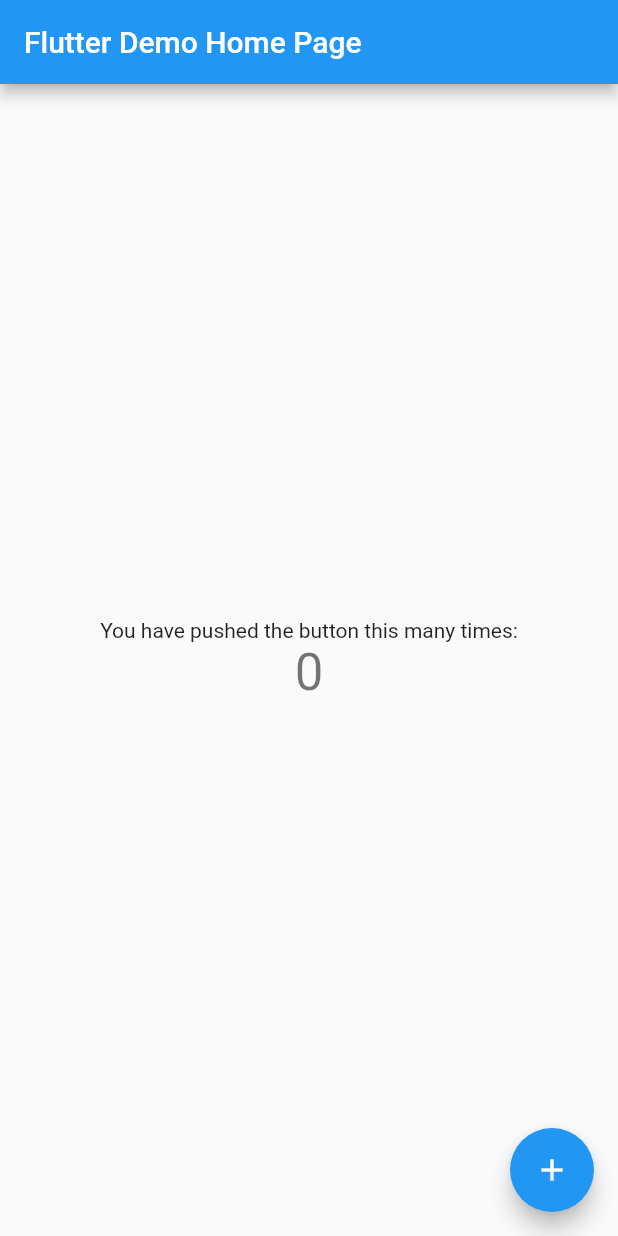
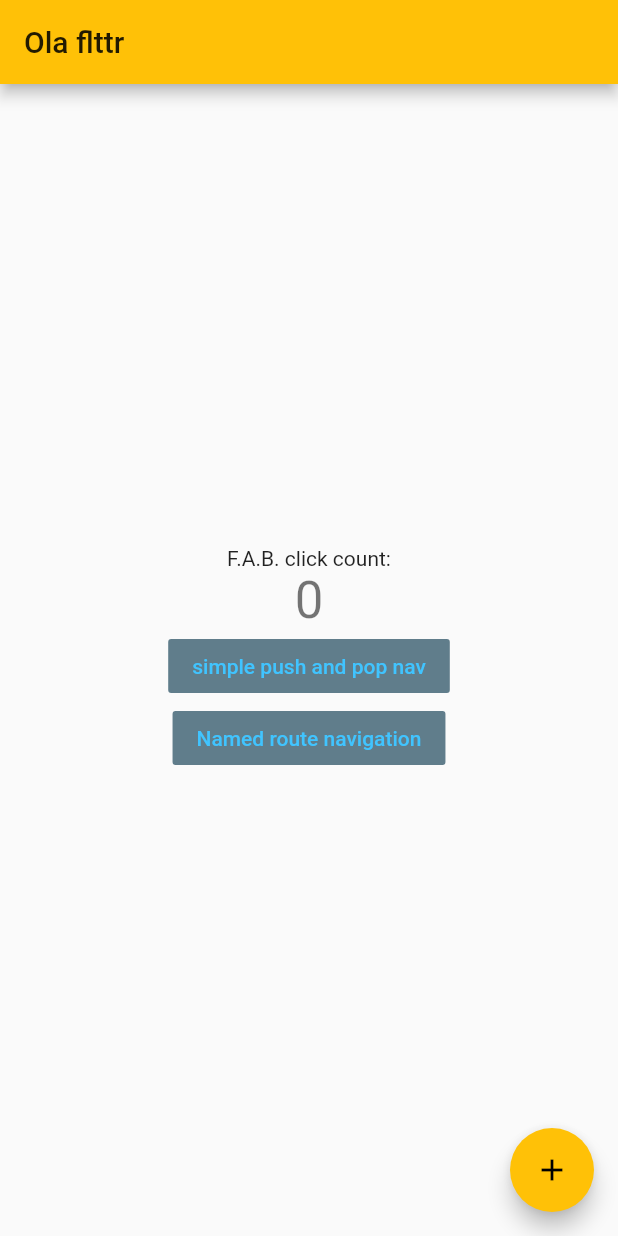
Before and after one commit to allanrcastro/flutter-masters, a Flutter app: the screen it shows after launch, on a phone screen of 412 x 824 dp. Run offline on Flutter 3.47's test engine with Material 2 defaults, Android fonts, the phone set to English and light mode, and no system bars.

Commit message:
added routes

```diff
--- a/flutter_masters/lib/main.dart
+++ b/flutter_masters/lib/main.dart
@@ -18,14 +18,24 @@ class MyApp extends StatelessWidget {
         // or simply save your changes to "hot reload" in a Flutter IDE).
         // Notice that the counter didn't reset back to zero; the application
         // is not restarted.
-        primarySwatch: Colors.blue,
+        primarySwatch: Colors.amber,
       ),
-      home: MyHomePage(title: 'Flutter Demo Home Page'),
+      //home: MyHomePage(title: 'Ola flttr'), //commented this out because it will throw an error when we declare initial route
+      // Start the app with the "/" named route. In this case, the app starts
+      // on the FirstScreen widget.
+      initialRoute: '/',
+      routes: {
+        // When navigating to the "/" route, build the FirstScreen widget.
+        '/': (context) => MyHomePage(title: 'Ola flttr'),
+        // When navigating to the "/second" route, build the SecondScreen widget.
+        '/x': (context) => PageX(),
+        '/y': (context) => PageY(),
+      },
     );
   }
 }
 
-class MyHomePage extends StatefulWidget {
+class MyHomePage extends StatefulWidget { //this is my first "route"
   MyHomePage({Key key, this.title}) : super(key: key);
 
   // This widget is the home page of your application. It is stateful, meaning
@@ -45,7 +55,7 @@ class MyHomePage extends StatefulWidget {
 
 class _MyHomePageState extends State<MyHomePage> {
   int _counter = 0;
-
+  bool pressed = false;
   void _incrementCounter() {
     setState(() {
       // This call to setState tells the Flutter framework that something has
@@ -75,8 +85,8 @@ class _MyHomePageState extends State<MyHomePage> {
         // Center is a layout widget. It takes a single child and positions it
         // in the middle of the parent.
         child: Column(
-          // Column is also layout widget. It takes a list of children and
-          // arranges them vertically. By default, it sizes itself to fit its
+          /// Column is also layout widget. It takes a list of children and
+          /// arranges them vertically. By default, it sizes itself to fit its
           // children horizontally, and tries to be as tall as its parent.
           //
           // Invoke "debug painting" (press "p" in the console, choose the
@@ -92,12 +102,47 @@ class _MyHomePageState extends State<MyHomePage> {
           mainAxisAlignment: MainAxisAlignment.center,
           children: <Widget>[
             Text(
-              'You have pushed the button this many times:',
+              'F.A.B. click count:',
             ),
             Text(
               '$_counter',
               style: Theme.of(context).textTheme.display1,
             ),
+
+            FlatButton(
+              onPressed: () {
+                setState(() {
+                 pressed = !pressed;
+                });
+                Navigator.push(
+                    context,
+                    MaterialPageRoute(builder: (context) => PageX()),
+                    );
+              },
+              color: Colors.blueGrey,
+              child: Column (children: <Widget>[
+                Text( "simple push and pop nav",
+                style: pressed
+                ? TextStyle(color: Colors.white)
+                : TextStyle(color: Colors.lightBlueAccent),
+                )
+              ],)
+            ),
+
+            FlatButton(
+              onPressed: () {
+                Navigator.pushNamed(context, '/y');
+              },
+              color: Colors.blueGrey,
+              child: Column (children: <Widget>[
+                Text( "Named route navigation",
+                style: pressed
+                ? TextStyle(color: Colors.white)
+                : TextStyle(color: Colors.lightBlueAccent),
+                )
+              ],)
+            )
+
           ],
         ),
       ),
@@ -109,3 +154,45 @@ class _MyHomePageState extends State<MyHomePage> {
     );
   }
 }
+
+
+class PageX extends StatelessWidget {
+  @override
+  Widget build(BuildContext context) {
+    return Scaffold(
+      appBar: AppBar(
+        title: Text("page X"),
+          ),
+          body: Center(
+            child: RaisedButton(
+              onPressed: () {
+                  Navigator.pop(context);
+                  //Navigator.pushNamed(context, '/');
+                },
+            child: Text('Go back!'),
+          ),
+        ),
+      );
+    }
+}
+
+class PageY extends StatelessWidget {
+  @override
+  Widget build(BuildContext context) {
+    return Scaffold(
+      appBar: AppBar(
+        title: Text("page Y"),
+          ),
+          body: Center(
+            child:
+              RaisedButton(
+                onPressed: () {
+                  //Navigator.pop(context);
+                  Navigator.pushNamed(context, '/');
+                },
+            child: Text('Go back to main'),
+          ),
+        ),
+      );
+    }
+}
```
